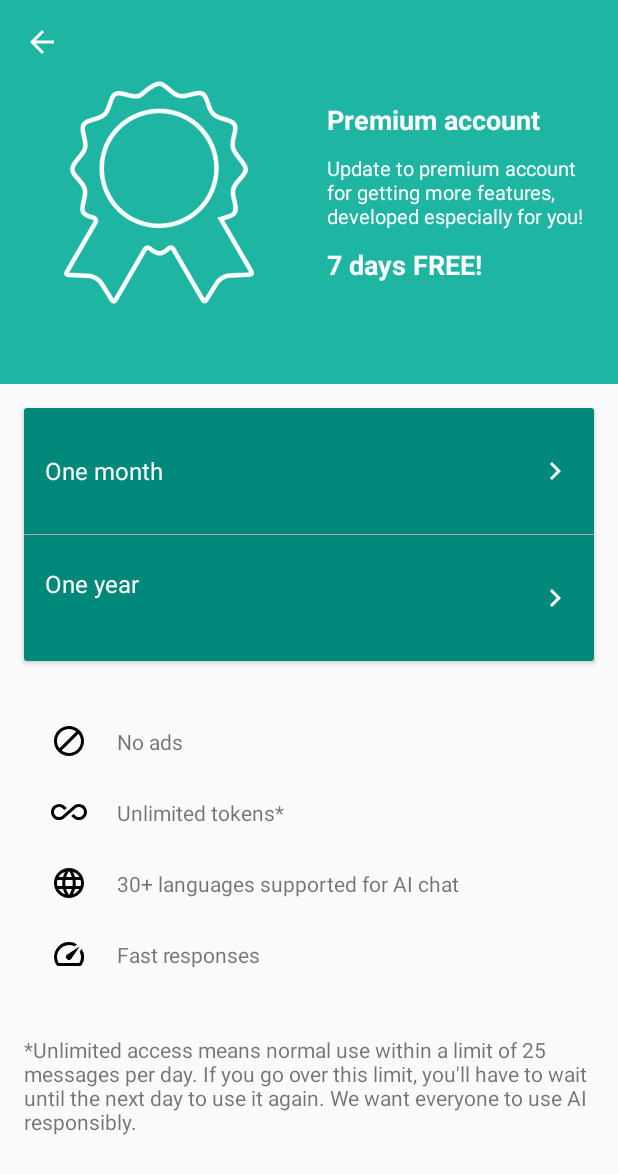
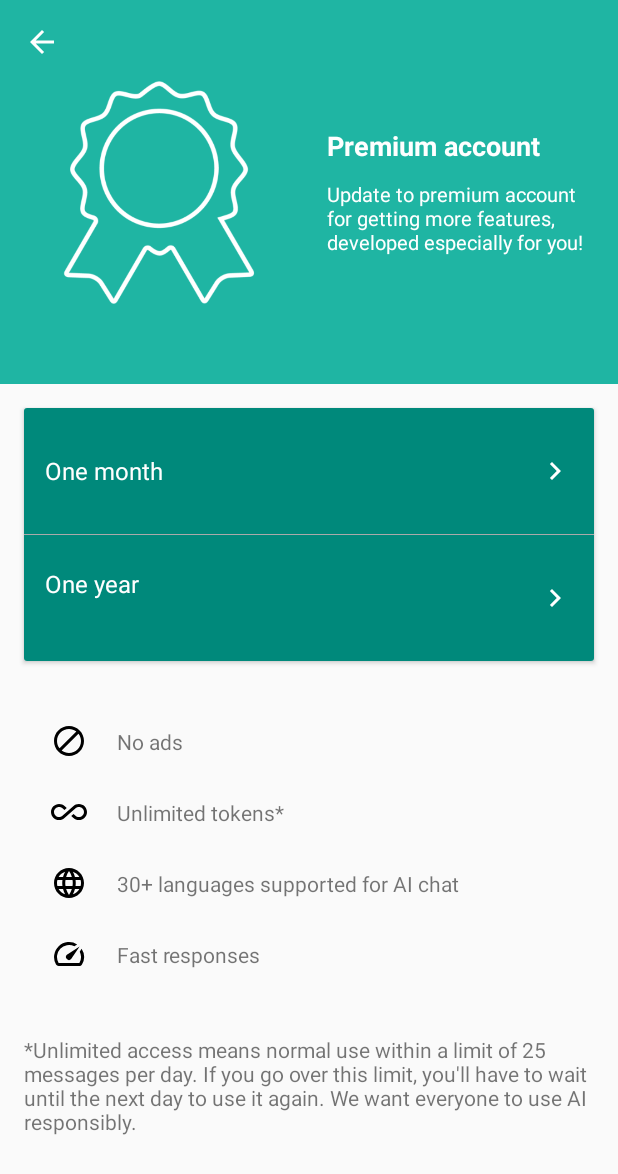
Before and after one commit to aashomok-dev/ChatOfLegends, an Android app: the screen it shows after launch (UpdateToPremiumActivity), in the side drawer, after a tap on "Update to premium", on a phone screen of 412 x 824 dp. Shown: the top 1174 px of the screen. Run offline under Robolectric (Android 15) with nearby library versions, the phone set to English and light mode, and no system bars; our stand-ins replace AdMob, RxJava; libraries missing offline, so code that uses them is left out: com.aghajari.emojiview, com.android.billingclient, com.google.ads.mediation, io.realm, io.realm.annotations; pictures from the network do not load; 27 statements that could not run were skipped.

Commit message:
add translation, remove free trail

```diff
--- a/app/src/main/res/layout/activity_update_to_premium.xml
+++ b/app/src/main/res/layout/activity_update_to_premium.xml
@@ -68,16 +68,6 @@
                         android:text="@string/update_to_premium_account"
                         android:textColor="@android:color/white"
                         android:textSize="13sp"
-                        android:visibility="visible" />
-
-                    <TextView
-                        android:layout_width="match_parent"
-                        android:layout_height="wrap_content"
-                        android:layout_margin="5dp"
-                        android:text="@string/days_free"
-                        android:textColor="@android:color/white"
-                        android:textSize="18sp"
-                        android:textStyle="bold"
                         android:visibility="visible" />
                 </LinearLayout>
             </LinearLayout>
--- a/app/src/main/res/values/strings.xml
+++ b/app/src/main/res/values/strings.xml
@@ -147,9 +147,9 @@
     <string name="about_gpt4_turbo">With 128k context, fresher knowledge and the broadest set of capabilities, GPT-4 Turbo is more powerful than GPT-4 and offered at a lower price.</string>
     <string name="you_have_tokens">1 outgoing message in this chat costs %1$s tokens. You have %2$s tokens. You can get more FREE or check premium account price.</string>
     <string name="about_homeless">Diogenes of Sinope, a Cynic philosopher in ancient Greece, rejected societal norms, embraced an ascetic lifestyle, and famously searched for an honest man with a lantern in broad daylight. His legacy endures through anecdotes of his unconventional behavior and teachings that challenge conventional thinking on virtue and materialism. He was born in Sinope, an Ionian colony on the Black Sea coast of Anatolia in 412 or 404 BC and died at Corinth in 323 BC.</string>
-    <string name="about_socratic">Socrates (469-399 BCE), a foundational figure in Western philosophy, was an ancient Greek philosopher known for his Socratic method—a form of cooperative argumentative dialogue to stimulate critical thinking. Despite never having written any philosophical texts, his ideas and teachings were recorded by his student Plato, profoundly influencing the development of ethical and epistemological philosophy.</string>
-    <string name="about_einstein">Albert Einstein (1879-1955) was a theoretical physicist whose groundbreaking work revolutionized our understanding of the universe. Best known for his theory of relativity, Einstein\'s contributions to physics earned him the Nobel Prize, and his legacy extends beyond science, influencing philosophy, education, and cultural discourse worldwide.</string>
-    <string name="about_tesla">Nikola Tesla (1856-1943), a Serbian-American inventor, electrical engineer, and futurist, made pioneering contributions to the development of alternating current (AC) electrical systems. Tesla\'s innovations and inventions, including the induction motor and Tesla coil, have left a lasting impact on the fields of electromagnetism and power transmission.</string>
+    <string name="about_socratic">Socrates (469–399 BCE), a foundational figure in Western philosophy, was an ancient Greek philosopher known for his Socratic method—a form of cooperative argumentative dialogue to stimulate critical thinking. Despite never having written any philosophical texts, his ideas and teachings were recorded by his student Plato, profoundly influencing the development of ethical and epistemological philosophy.</string>
+    <string name="about_einstein">Albert Einstein (1879–1955) was a theoretical physicist whose groundbreaking work revolutionized our understanding of the universe. Best known for his theory of relativity, Einstein\'s contributions to physics earned him the Nobel Prize, and his legacy extends beyond science, influencing philosophy, education, and cultural discourse worldwide.</string>
+    <string name="about_tesla">Nikola Tesla (1856–1943), a Serbian-American inventor, electrical engineer, and futurist, made pioneering contributions to the development of alternating current (AC) electrical systems. Tesla\'s innovations and inventions, including the induction motor and Tesla coil, have left a lasting impact on the fields of electromagnetism and power transmission.</string>
     <string name="about_gypsy_woman">Vanessa, a fortune teller often associated with the Romani community, specializes in divination and offers insights into the future. Using methods such as palmistry, tarot card readings, or crystal ball gazing, Vanessa employs mystical and traditional approaches, providing guidance and predictions based on her interpretations of symbols and patterns.</string>
     <string name="about_elon_musk">Elon Reeve Musk (born June 28, 1971) is a businessman and investor. He is the wealthiest person in the world. \n- Founder, CEO, and chief engineer of SpaceX\n- CEO and product architect of Tesla, Inc.\n- Owner and CTO of X, formerly Twitter\n- President of the Musk Foundation\n- Founder of The Boring Company, X Corp., and xAI\n- Co-founder of Neuralink, OpenAI, Zip2, and X.com (part of PayPal)</string>
     <string name="about_gamer">"I am a passionate enthusiast who finds joy in the intricate landscapes and challenges of PC gaming. "</string>
```
Also changed, not shown: app/build.gradle (+7 -7 lines), 11 other files.
